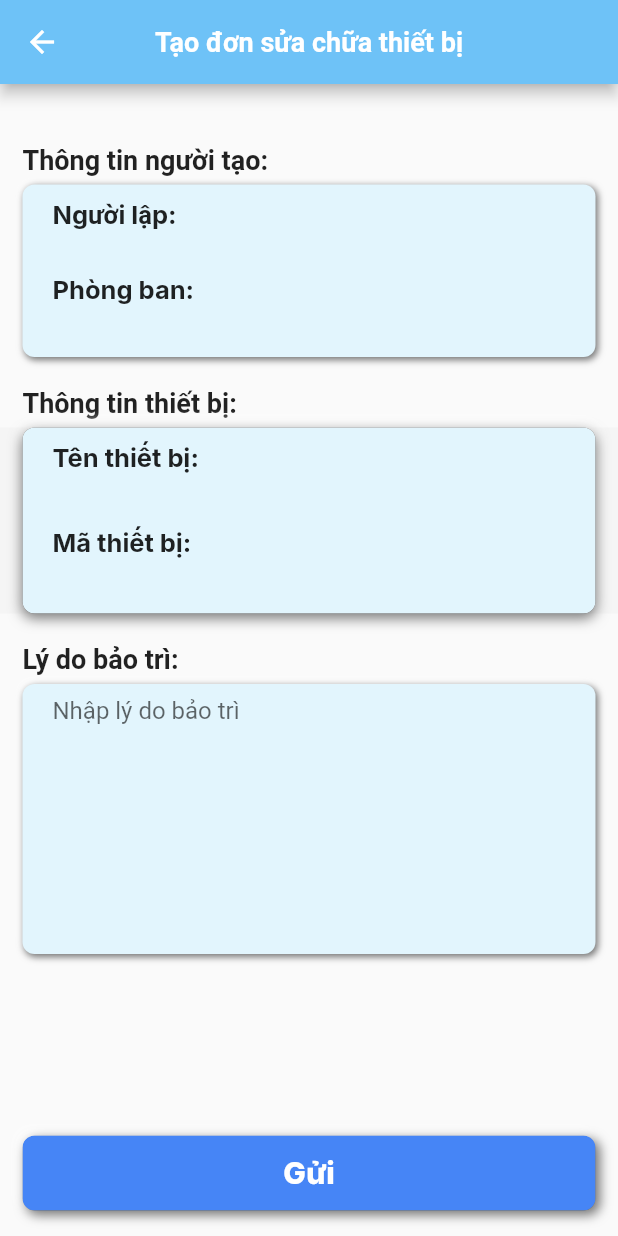
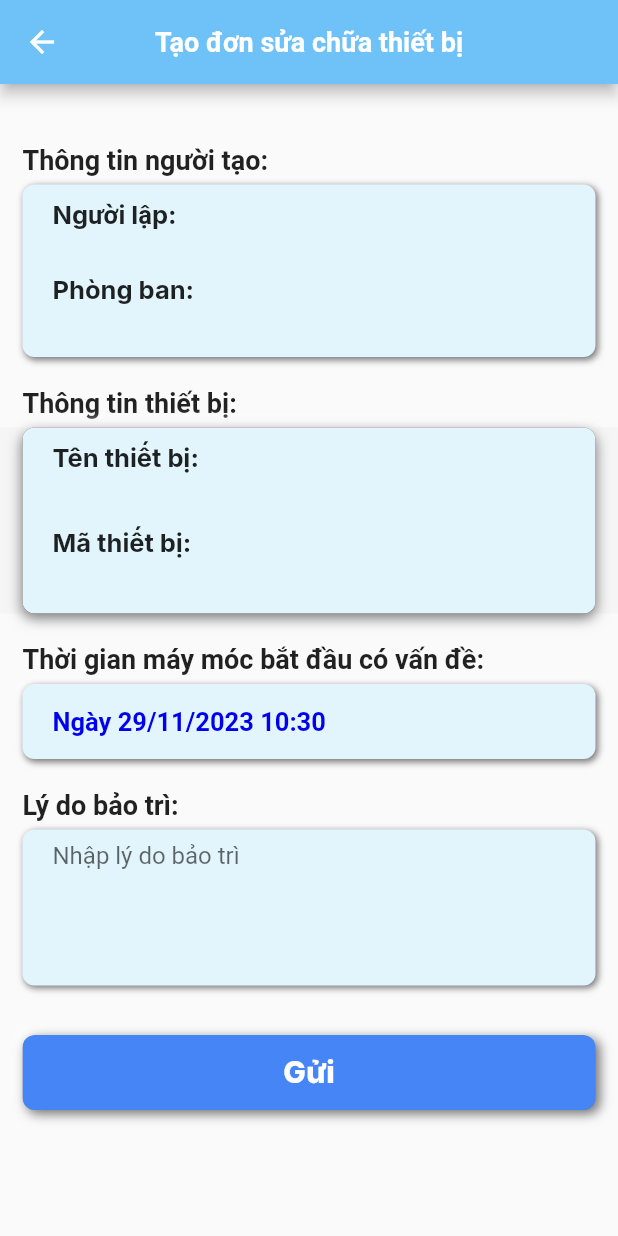
Before and after one commit to nguyenlee0910/mea, a Flutter app: the RepairRequestDetail screen opened directly with empty values, on a phone screen of 412 x 824 dp. Run offline on Flutter 3.47's test engine with Material 2 defaults, Android fonts, the phone set to English and light mode, and no system bars; drawn by our look-alikes of flutter_neumorphic; our stand-ins replace awesome_dialog, custom_sliding_segmented_control, envied, firebase_analytics, firebase_core, firebase_crashlytics and 9 more; missing offline and left inert: firebase_performance, stream_chat_flutter; accounts and stored records are empty.

Commit message:
update-adding-call-brokenDate

```diff
--- a/lib/presentations/Request/repair_request_detail.dart
+++ b/lib/presentations/Request/repair_request_detail.dart
@@ -6,7 +6,7 @@ import 'package:intl/intl.dart';
 import 'package:mea/presentations/Authencation/home.dart';
 import 'package:mea/services/department_api.dart';
 import 'package:shared_preferences/shared_preferences.dart';
-
+import 'package:flutter_datetime_picker_plus/flutter_datetime_picker_plus.dart';
 import '../../models/user_model.dart';
 
 class RepairRequestDetail extends StatefulWidget {
@@ -35,6 +35,21 @@ class _RepairRequestDetailState extends State<RepairRequestDetail> {
   UserModel userModel = UserModel();
   String _name = '';
   String departmentName = '';
+  String brokenDate = '';
+  DateTime selectedDateTime = DateTime.now();
+
+  // void _selectDateTime() {
+  //   DatePicker.showDateTimePicker(
+  //     context,
+  //     showTitleActions: true,
+  //     onConfirm: (date) {
+  //       setState(() {
+  //         selectedDateTime = date;
+  //       });
+  //     },
+  //     currentTime: selectedDateTime,
+  //   );
+  // }
 
   Future<void> getData() async {
     final prefs = await SharedPreferences.getInstance();
@@ -79,6 +94,7 @@ class _RepairRequestDetailState extends State<RepairRequestDetail> {
         onTap: () {
           FocusScope.of(context).requestFocus(FocusNode());
         },
+        child: SingleChildScrollView(
           child: Stack(
             children: [
               Column(
@@ -148,8 +164,8 @@ class _RepairRequestDetailState extends State<RepairRequestDetail> {
                                 ),
                               ),
                               Container(
-                              padding:
-                                  EdgeInsets.only(left: 20, top: 5, bottom: 10),
+                                padding: EdgeInsets.only(
+                                    left: 20, top: 5, bottom: 10),
                                 child: Text(
                                   departmentName ?? 'Default',
                                   style: const TextStyle(
@@ -212,8 +228,8 @@ class _RepairRequestDetailState extends State<RepairRequestDetail> {
                                           CrossAxisAlignment.start,
                                       children: [
                                         const Padding(
-                                        padding:
-                                            EdgeInsets.only(top: 10, left: 20),
+                                          padding: EdgeInsets.only(
+                                              top: 10, left: 20),
                                           child: Text(
                                             'Tên thiết bị:',
                                             style: TextStyle(
@@ -243,8 +259,8 @@ class _RepairRequestDetailState extends State<RepairRequestDetail> {
                                           CrossAxisAlignment.start,
                                       children: [
                                         const Padding(
-                                        padding:
-                                            EdgeInsets.only(top: 10, left: 20),
+                                          padding: EdgeInsets.only(
+                                              top: 10, left: 20),
                                           child: Text(
                                             'Mã thiết bị:',
                                             style: TextStyle(
@@ -277,6 +293,90 @@ class _RepairRequestDetailState extends State<RepairRequestDetail> {
                           ),
                         ),
                       ],
+                    ),
+                  ),
+                  SizedBox(
+                    height: 20,
+                  ),
+                  Container(
+                    padding: EdgeInsets.only(left: 15),
+                    child: Text(
+                      'Thời gian máy móc bắt đầu có vấn đề:',
+                      style: TextStyle(
+                        fontSize: 18,
+                        fontWeight: FontWeight.bold,
+                      ),
+                    ),
+                  ),
+                  SizedBox(
+                    height: 6,
+                  ),
+                  Center(
+                    child: GestureDetector(
+                      onTap: () async {
+                        final now = DateTime.now();
+                        final selectedDate =
+                            await DatePicker.showDateTimePicker(
+                          context,
+                          showTitleActions: true,
+                          minTime: DateTime(2018, 3, 5),
+                          maxTime: now,
+                          onChanged: (date) {
+                            print('change $date');
+                          },
+                          onConfirm: (date) {
+                            print('confirm $date');
+                            if (date.isAfter(now)) {
+                              // Nếu người dùng chọn thời gian sau thời gian hiện tại,
+                              // đặt lại ngày giờ thành thời gian hiện tại
+                              date = now;
+                            }
+                            // Xử lý ngày giờ đã chọn ở đây
+                            setState(() {
+                              selectedDateTime = date;
+                            });
+                          },
+                          currentTime: now,
+                          locale: LocaleType.vi,
+                        );
+                        if (selectedDate != null) {
+                          setState(() {
+                            selectedDateTime = selectedDate;
+                          });
+                        }
+                      },
+                      child: Expanded(
+                        child: Container(
+                          width: size.width - 30,
+                          child: Neumorphic(
+                            style: NeumorphicStyle(
+                              boxShape: NeumorphicBoxShape.roundRect(
+                                BorderRadius.circular(8),
+                              ),
+                              depth: 3,
+                              color: const Color.fromARGB(255, 226, 245, 253),
+                              intensity: 1,
+                            ),
+                            child: Padding(
+                              padding:
+                                  const EdgeInsets.fromLTRB(20, 15, 20, 15),
+                              child: Column(
+                                crossAxisAlignment: CrossAxisAlignment.start,
+                                children: [
+                                  Text(
+                                    'Ngày ${DateFormat('dd/MM/yyyy HH:mm').format(selectedDateTime)}',
+                                    style: TextStyle(
+                                      color: Color.fromARGB(255, 1, 1, 235),
+                                      fontSize: 17,
+                                      fontWeight: FontWeight.w600,
+                                    ),
+                                  ),
+                                ],
+                              ),
+                            ),
+                          ),
+                        ),
+                      ),
                     ),
                   ),
                   SizedBox(
@@ -322,7 +422,7 @@ class _RepairRequestDetailState extends State<RepairRequestDetail> {
                                 children: [
                                   TextField(
                                     controller: fieldText,
-                                  maxLines: 8, //or null
+                                    maxLines: 4, //or null
                                     decoration: const InputDecoration.collapsed(
                                       hintText: 'Nhập lý do bảo trì',
                                     ),
@@ -354,7 +454,7 @@ class _RepairRequestDetailState extends State<RepairRequestDetail> {
                       ),
                     ),
                   SizedBox(
-                  height: 50,
+                    height: 100,
                   ),
                 ],
               ),
@@ -382,7 +482,8 @@ class _RepairRequestDetailState extends State<RepairRequestDetail> {
                             backgroundColor:
                                 const Color.fromARGB(255, 70, 133, 246),
                             shape: const RoundedRectangleBorder(
-                            borderRadius: BorderRadius.all(Radius.circular(8)),
+                              borderRadius:
+                                  BorderRadius.all(Radius.circular(8)),
                             ),
                           ),
                           onPressed: isLoading
@@ -466,47 +567,43 @@ class _RepairRequestDetailState extends State<RepairRequestDetail> {
             ],
           ),
         ),
+      ),
     );
   }
 
   Future<void> _makeApiCall() async {
-    // Set isLoading to true to disable the button during API call
     setState(() {
       isLoading = true;
     });
 
     try {
-      // Call the API
+      final adjustedDateTime =
+          selectedDateTime.subtract(const Duration(hours: 7));
       final success = await DepartmentServices.requestRepairEquipment(
         description: description,
-        endAt: '2023-11-24',
+        endAt: DateFormat('yyyy-MM-dd').format(DateTime.now()),
         note: 'your_note',
         price: NumberFormat.decimalPattern(),
-        startAt: '2023-11-23',
+        startAt: DateFormat('yyyy-MM-dd').format(DateTime.now()),
         urlImage: ['yourUrlImageList', 'yourUrlImageList'],
         id: widget.id,
+        brokenDate: DateFormat('yyyy-MM-dd HH:mm').format(adjustedDateTime),
       );
 
       setState(() {
         requestSuccess = success;
       });
-
-      // Optionally, show a success message to the user
       if (success) {
         ScaffoldMessenger.of(context).showSnackBar(
           const SnackBar(content: Text('Tạo đơn thành công!')),
         );
       }
     } catch (error) {
-      // Handle API call errors
       debugPrint('API request failed with error: $error');
-
-      // Optionally, show an error message to the user
       ScaffoldMessenger.of(context).showSnackBar(
         const SnackBar(content: Text('API request failed! Please try again.')),
       );
     } finally {
-      // Reset isLoading to false after the API call is complete
       setState(() {
         isLoading = false;
       });
--- a/lib/services/department_api.dart
+++ b/lib/services/department_api.dart
@@ -157,6 +157,7 @@ class DepartmentServices {
     required String note,
     required NumberFormat price,
     required String startAt,
+    required String brokenDate,
     List<String>? urlImage,
   }) async {
     final prefs = await SharedPreferences.getInstance();
@@ -192,6 +193,7 @@ class DepartmentServices {
         'note': note,
         'price': priceString,
         'startAt': startAt,
+        'brokenDate': brokenDate,
       };
       final response = await http.post(
         uri,
```
Lines whose indentation alone changed are shown as unchanged.
